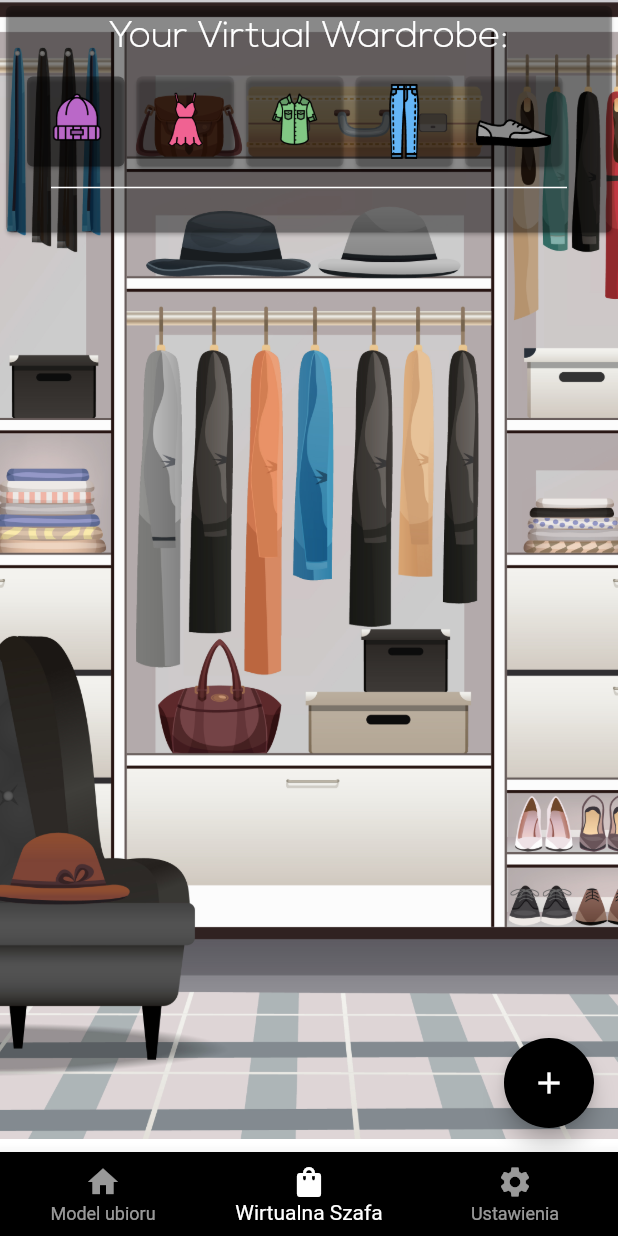
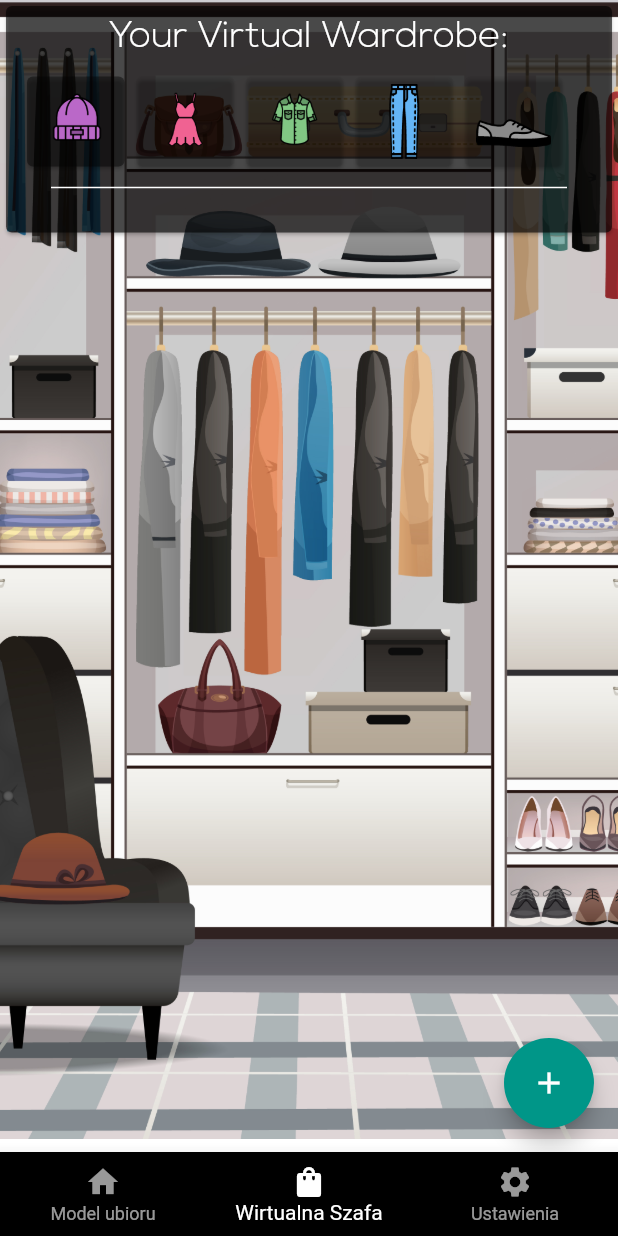
Before and after one commit to ItsMeLucifer/WeatherDrobe, a Flutter app: the screen it shows once a user with an empty profile is signed in, item 2 of the bottom bar chosen, on a phone screen of 412 x 824 dp. Run offline on Flutter 3.47's test engine with Material 2 defaults, Android fonts, the phone set to English and light mode, and no system bars; drawn by our look-alikes of pull_to_refresh; our stand-ins replace cloud_firestore, firebase_auth, firebase_core, flutter_colorpicker, flutter_riverpod, geolocator and 1 more; accounts and stored records are empty; network calls fail.

Commit message:
UI changes to current weather and virtual wardrobe display

```diff
--- a/lib/pages/VirtualWardrobe.dart
+++ b/lib/pages/VirtualWardrobe.dart
@@ -42,7 +42,7 @@ class _VirtualWardrobe extends State<VirtualWardrobe> {
             _navigateToClothCreator(context);
           },
           child: const Icon(Icons.add),
-          backgroundColor: Colors.black,
+          backgroundColor: Colors.teal,
         ),
       ),
       backgroundColor: Color.fromRGBO(0, 0, 0, 0),
--- a/lib/viewmodels/tools.dart
+++ b/lib/viewmodels/tools.dart
@@ -23,7 +23,7 @@ class Tools extends ChangeNotifier {
   //Color get tetriaryColor => Color.fromRGBO(240, 240, 240, 1);
   Color get tetriaryColor => Color.fromRGBO(0, 0, 0, 0.3);
   Color get quaternaryColor => Color.fromRGBO(0, 0, 0, 0.25);
-  Color get quinaryColor => Color.fromRGBO(0, 0, 0, 0.1);
+  Color get quinaryColor => Color.fromRGBO(0, 0, 0, 0.01);
   Color get disabledText => Color.fromRGBO(255, 255, 255, 0.5);
   Color get disabledColor => Color.fromRGBO(255, 200, 200, 0.5);
   Color get textColor => Colors.white;
--- a/lib/widgets/First Page Widgets/current_weather_display.dart
+++ b/lib/widgets/First Page Widgets/current_weather_display.dart
@@ -29,7 +29,7 @@ class CurrentWeatherDisplay extends ConsumerWidget {
                     children: [
                       Column(children: [
                         Text(
-                          tools.firstCapital(Jiffy().format("EEEE").toString()),
+                          tools.firstCapital(Jiffy().format("E").toString()),
                           style: TextStyle(
                               color: tools.textColor,
                               fontSize: 25,
@@ -41,7 +41,7 @@ class CurrentWeatherDisplay extends ConsumerWidget {
                           style: TextStyle(
                               color: tools.textColor,
                               fontSize: 30,
-                              fontWeight: FontWeight.w500,
+                              fontWeight: FontWeight.bold,
                               fontFamily: tools.fontFamily),
                         ),
                       ]),
@@ -55,7 +55,7 @@ class CurrentWeatherDisplay extends ConsumerWidget {
                               style: TextStyle(
                                   color: tools.textColor,
                                   fontSize: 22,
-                                  fontWeight: FontWeight.w500,
+                                  fontWeight: FontWeight.bold,
                                   fontFamily: tools.fontFamily),
                             ),
                           ),
--- a/lib/widgets/Virtual Wardrobe Widgets/clothes_list.dart
+++ b/lib/widgets/Virtual Wardrobe Widgets/clothes_list.dart
@@ -22,7 +22,8 @@ class ClothesList extends ConsumerWidget {
             endIndent: 30,
             color: tools.textColor,
           ),
-          clothes(vwvm.getCurrentGarmentsList(), watch, context)
+          Container(
+              child: clothes(vwvm.getCurrentGarmentsList(), watch, context))
         ],
       );
     } else {
--- a/lib/widgets/Virtual Wardrobe Widgets/virtual_wardrobe_main_view.dart
+++ b/lib/widgets/Virtual Wardrobe Widgets/virtual_wardrobe_main_view.dart
@@ -13,7 +13,7 @@ class VirtualWardrobeMainView extends ConsumerWidget {
         child: Column(
           children: [
             Card(
-              color: tools.quaternaryColor,
+              color: tools.primaryColor,
               child: Column(
                 children: [
                   Padding(
```
